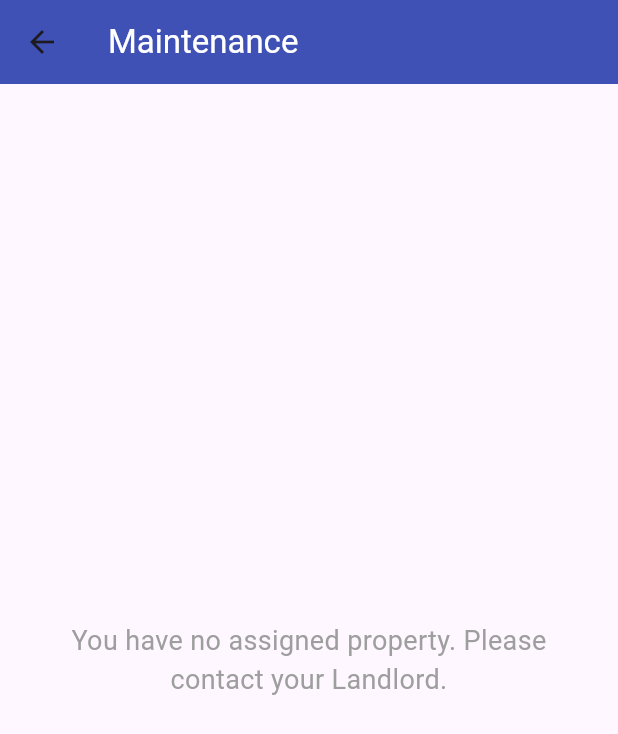
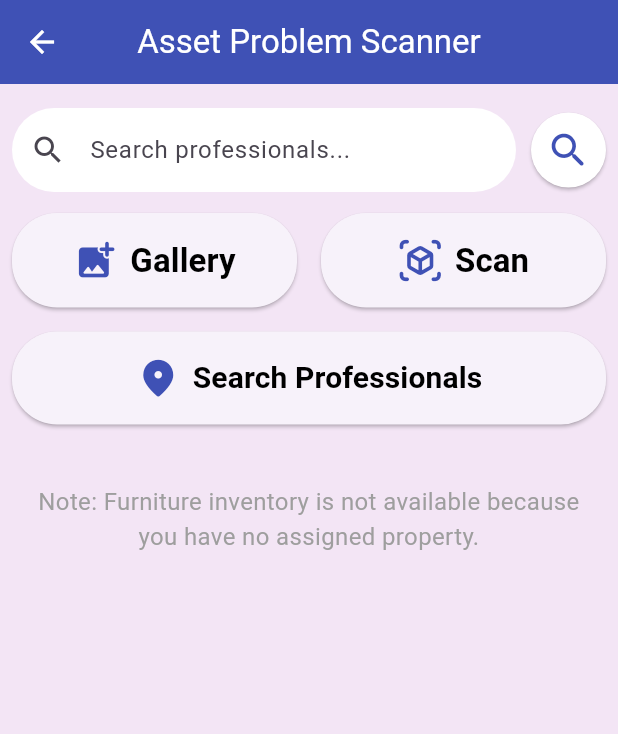
Before and after one commit to yixiangcode/MyTenant, a Flutter app: the MaintenancePage screen opened directly, on a phone screen of 412 x 824 dp. Shown: the top 734 px of the screen. Run offline on Flutter 3.47's test engine with Material 3 defaults, Android fonts, the light colour scheme and no system bars; our stand-ins replace cloud_firestore, firebase_auth, firebase_core, firebase_storage, geolocator, image_picker; missing offline and left inert: firebase_ml_model_downloader, google_mlkit_image_labeling, google_mlkit_text_recognition; accounts and stored records are empty; network calls fail.

Commit message:
chats bugs fix & ui opt

```diff
--- a/lib/pages/asset_page.dart
+++ b/lib/pages/asset_page.dart
@@ -165,11 +165,13 @@ class _AssetPageState extends State<AssetPage> {
       final assetDoc = await FirebaseFirestore.instance.collection('assets').doc(assetId).get();
       final oldTenantId = assetDoc.get('tenantId');
 
+      /*
       if (oldTenantId != null && oldTenantId != newTenantId) {
         await FirebaseFirestore.instance.collection('users').doc(oldTenantId).update({
           'landlordId': FieldValue.delete(),
         });
       }
+      */
 
       if (newTenantId != null) {
         await FirebaseFirestore.instance.collection('users').doc(newTenantId).update({
@@ -526,7 +528,7 @@ class _AssetPageState extends State<AssetPage> {
                           ? ClipRRect(borderRadius: BorderRadius.circular(12.0), child: Image.network(imageUrl, width: 60, height: 60, fit: BoxFit.cover, errorBuilder: (context, error, stackTrace) => const Icon(Icons.broken_image, size: 40),))
                           : Image.asset('images/logo.png', height: 40),
 
-                      title: Text(asset['name']),
+                      title: Text(asset['name'], style: TextStyle(fontWeight: FontWeight.bold),),
                       subtitle: Text("${asset['address']}\nRent: RM ${asset['rent']}\n$tenantInfo"),
                       isThreeLine: true,
 
--- a/lib/pages/chat_list_page.dart
+++ b/lib/pages/chat_list_page.dart
@@ -30,6 +30,7 @@ class ChatListPage extends StatelessWidget {
     return Scaffold(
       appBar: AppBar(
         title: const Text('Chat Rooms', style: TextStyle(color: Colors.white)),
+        centerTitle: true,
         backgroundColor: Colors.indigo,
         foregroundColor: Colors.white,
       ),
@@ -83,7 +84,7 @@ class ChatListPage extends StatelessWidget {
                     elevation: 5,
 
                     shape: RoundedRectangleBorder(
-                      borderRadius: BorderRadius.circular(36.0),
+                      borderRadius: BorderRadius.circular(32.0),
                     ),
 
                     child: ListTile(
--- a/lib/pages/maintenance_page.dart
+++ b/lib/pages/maintenance_page.dart
@@ -7,7 +7,6 @@ import 'package:firebase_auth/firebase_auth.dart';
 import 'dart:convert';
 import 'package:http/http.dart' as http;
 import 'package:geolocator/geolocator.dart';
-import 'package:tenant/pages/notification_page.dart';
 import 'package:tenant/pages/professional_page.dart';
 import 'package:firebase_ml_model_downloader/firebase_ml_model_downloader.dart';
 
@@ -73,18 +72,12 @@ class _MaintenancePageState extends State<MaintenancePage> {
   String getRepairKeyword(String label) {
     label = label.toLowerCase();
 
-    /*
-    if (label.contains("air") || label.contains("aircond") || label.contains("ac")) {
-      return "aircond repair";
-    }
     if (label.contains("pipe") || label.contains("sink") || label.contains("toilet")) {
       return "plumber";
     }
-    if (label.contains("lamp") || label.contains("switch") || label.contains("socket")) {
-      return "electrician";
+    if (label.contains("socket")) {
+      return "switches";
     }
-
-     */
 
     return label;
   }
@@ -140,12 +133,14 @@ class _MaintenancePageState extends State<MaintenancePage> {
 
     if (image == null) return;
 
+    /*
     if (_tenantAsset == null) {
       ScaffoldMessenger.of(context).showSnackBar(
         const SnackBar(content: Text('Cannot scan: No property assigned.')),
       );
       return;
     }
+    */
 
     setState(() {
       pickedImage = File(image!.path);
@@ -178,18 +173,19 @@ class _MaintenancePageState extends State<MaintenancePage> {
     result = labels.isNotEmpty ? labels.first.label : "Unknown";
 
     setState(() {
-      if (result == 'space heater' || result == 'letter opener' || result == 'modem' || result == 'medicine chest' || result == 'bath towel' || result == 'microwave'){
-        result = "Aircond";
+      print(result);
+      if (result == 'space heater' || result == 'letter opener' || result == 'modem' || result == 'medicine chest' || result == 'bath towel' || result == 'microwave' || result == 'envelope' || result == 'photocopier' || result == 'carton' || result == 'printer' || result == 'nail'){
+        result = "aircond";
       } else if (result == 'frying pan' || result == 'electric fan'){
-        result = "Fan";
+        result = "fan";
       } else if (result == 'toilet seat'){
-        result = "Toilet";
+        result = "toilet";
       } else if (result == 'washbasin'){
-        result = "Sink";
-      } else if (result == 'solar dish' || result == 'abacus' || result == 'shower curtain' || result == 'spotlight' || result == 'lampshade' || result == 'rule'){
-        result = "Lamp";
-      } else if (result == 'Envelope' || result == 'joystick' || result == 'switch'){
-        result = "Socket";
+        result = "sink";
+      } else if (result == 'solar dish' || result == 'abacus' || result == 'shower curtain' || result == 'spotlight' || result == 'lampshade' || result == 'rule' || result == 'bannister' || result == 'prison' || result == 'window shade'){
+        result = "lamp";
+      } else if (result == 'joystick' || result == 'switch'){
+        result = "socket";
       } else{
         result = result;
       }
@@ -211,41 +207,21 @@ class _MaintenancePageState extends State<MaintenancePage> {
         if (snapshot.connectionState == ConnectionState.waiting) {
           return Scaffold(
             appBar: AppBar(
-              title: Text('Asset Problem Scanner', style: const TextStyle(color: Colors.white),),
+              title: const Text('Asset Problem Scanner', style: TextStyle(color: Colors.white),),
               centerTitle: true,
               backgroundColor: Colors.indigo,
               foregroundColor: Colors.white,
             ),
             backgroundColor: Colors.purple[50],
-            body: Center(child: CircularProgressIndicator()),
+            body: const Center(child: CircularProgressIndicator()),
           );
         }
 
         final assetId = _tenantAsset?['assetId'];
-        final assetName = _tenantAsset?['assetName'] ?? 'Maintenance';
-
-        if (assetId == null) {
-          return Scaffold(
-            appBar: AppBar(
-              title: const Text('Maintenance', style: TextStyle(color: Colors.white)),
-              backgroundColor: Colors.indigo,
-            ),
-            body: const Center(
-              child: Padding(
-                padding: EdgeInsets.all(30.0),
-                child: Text(
-                  'You have no assigned property. Please contact your Landlord.',
-                  textAlign: TextAlign.center,
-                  style: TextStyle(fontSize: 18, color: Colors.grey),
-                ),
-              ),
-            ),
-          );
-        }
 
         return Scaffold(
           appBar: AppBar(
-            title: Text('Asset Problem Scanner', style: const TextStyle(color: Colors.white),),
+            title: const Text('Asset Problem Scanner', style: TextStyle(color: Colors.white),),
             centerTitle: true,
             backgroundColor: Colors.indigo,
             foregroundColor: Colors.white,
@@ -258,7 +234,7 @@ class _MaintenancePageState extends State<MaintenancePage> {
             child: Column(
               crossAxisAlignment: CrossAxisAlignment.stretch,
               children: [
-                SizedBox(height: 8.0,),
+                const SizedBox(height: 8.0,),
                 Row(
                   children: [
                     Expanded(
@@ -278,13 +254,13 @@ class _MaintenancePageState extends State<MaintenancePage> {
                       ),
                     ),
 
-                    SizedBox(width: 10.0,),
+                    const SizedBox(width: 10.0,),
                     ElevatedButton(
                         onPressed: _isSearching ? null : () async{
                           try {
                             if(searchCtrl.text.trim().isEmpty){
                               ScaffoldMessenger.of(context).showSnackBar(
-                                const SnackBar(content: Text("Please enter the keyword first.")),
+                                const SnackBar(content: Text("Please search the keyword first.")),
                               );
                             }else{
                               setState(() {
@@ -321,14 +297,14 @@ class _MaintenancePageState extends State<MaintenancePage> {
                             ? const SizedBox(
                           width: 20,
                           height: 20,
-                          child: CircularProgressIndicator(strokeWidth: 2, color: Colors.white),
+                          child: CircularProgressIndicator(strokeWidth: 2, color: Colors.indigo),
                         )
-                            : const Icon(Icons.search, size: 30)
+                            : const Icon(Icons.search_rounded, size: 30, color: Colors.indigo,)
                     )
                   ],
                 ),
 
-                SizedBox(height: 14.0,),
+                const SizedBox(height: 14.0,),
 
                 Row(
                   children: [
@@ -338,7 +314,7 @@ class _MaintenancePageState extends State<MaintenancePage> {
                           source = "Gallery";
                           detectObject();
                         },
-                        icon: const Icon(Icons.image, color: Colors.indigo,size: 30.0,),
+                        icon: const Icon(Icons.add_photo_alternate_rounded, color: Colors.indigo,size: 30.0,),
                         label: const Text('Gallery',style: TextStyle(fontWeight: FontWeight.bold, fontSize: 22)),
                         style: ElevatedButton.styleFrom(
                           padding: const EdgeInsets.symmetric(vertical: 16),
@@ -350,7 +326,7 @@ class _MaintenancePageState extends State<MaintenancePage> {
                       ),
                     ),
 
-                    SizedBox(width: 16.0,),
+                    const SizedBox(width: 16.0,),
 
                     Expanded(
                       child: ElevatedButton.icon(
@@ -358,7 +334,7 @@ class _MaintenancePageState extends State<MaintenancePage> {
                           source = "Camera";
                           detectObject();
                         },
-                        icon: const Icon(Icons.view_in_ar, color: Colors.indigo,size: 30.0,),
+                        icon: const Icon(Icons.view_in_ar_rounded, color: Colors.indigo,size: 30.0,),
                         label: const Text('Scan',style: TextStyle(fontWeight: FontWeight.bold, fontSize: 22)),
                         style: ElevatedButton.styleFrom(
                           padding: const EdgeInsets.symmetric(vertical: 16),
@@ -372,7 +348,7 @@ class _MaintenancePageState extends State<MaintenancePage> {
                   ],
                 ),
 
-                SizedBox(height: 16.0,),
+                const SizedBox(height: 16.0,),
 
                 ElevatedButton.icon(
                   onPressed: _isLoading ? null : () async {
@@ -410,7 +386,7 @@ class _MaintenancePageState extends State<MaintenancePage> {
                   },
                   icon: _isLoading
                       ? const SizedBox(width: 25, height: 25, child: CircularProgressIndicator(strokeWidth: 3, color: Colors.white))
-                      : const Icon(Icons.location_on, color: Colors.indigo,size: 30.0,),
+                      : const Icon(Icons.location_on_rounded, color: Colors.indigo,size: 30.0,),
                   label: const Text('Search Professionals',style: TextStyle(fontWeight: FontWeight.bold, fontSize: 20)),
                   style: ElevatedButton.styleFrom(
                     padding: const EdgeInsets.symmetric(vertical: 16),
@@ -421,7 +397,7 @@ class _MaintenancePageState extends State<MaintenancePage> {
                   ),
                 ),
 
-                SizedBox(height: 20.0,),
+                const SizedBox(height: 20.0,),
 
                 if (pickedImage != null || result.isNotEmpty)
                   Padding(
@@ -446,6 +422,8 @@ class _MaintenancePageState extends State<MaintenancePage> {
                     ),
                   ),
 
+                // asserId != null then show furniture list
+                if (assetId != null) ...[
                   const Padding(
                     padding: EdgeInsets.symmetric(horizontal: 16.0, vertical: 8.0),
                     child: Text(
@@ -457,6 +435,17 @@ class _MaintenancePageState extends State<MaintenancePage> {
                     height: 300,
                     child: FurnitureMaintenanceList(assetId: assetId),
                   ),
+                ] else ...[
+                  const Padding(
+                    padding: EdgeInsets.symmetric(horizontal: 16.0, vertical: 20.0),
+                    child: Text(
+                      'Note: Furniture inventory is not available because you have no assigned property.',
+                      textAlign: TextAlign.center,
+                      style: TextStyle(fontSize: 16, color: Colors.grey),
+                    ),
+                  ),
+                ]
+                // --- 结束条件判断 ---
               ],
             ),
           ),
--- a/lib/pages/notification_page.dart
+++ b/lib/pages/notification_page.dart
@@ -99,8 +99,11 @@ class NotificationPage extends StatelessWidget {
                 elevation: 3.0,
 
                 child: ListTile(
+                  shape: RoundedRectangleBorder(
+                    borderRadius: BorderRadius.circular(36.0),
+                  ),
                   leading: const Icon(Icons.mail, color: Colors.indigo),
-                  title: const Text('Invitation'),
+                  title: const Text('New Invitation'),
                   subtitle: Text('From: $landlordEmail'),
                   trailing: Row(
                     mainAxisSize: MainAxisSize.min,
@@ -120,6 +123,7 @@ class NotificationPage extends StatelessWidget {
                       ),
                     ],
                   ),
+                  onTap: (){},
                 ),
               );
             },
```
Also changed, not shown: lib/pages/chat_page.dart (+12 -1 lines), lib/pages/document_page.dart (+14 -13 lines), lib/pages/furniture_page.dart (+13 -7 lines), lib/pages/landlord_page.dart (+11 -10 lines), lib/pages/profile_page.dart (+6 -6 lines), lib/pages/tenant_page.dart (+10 -10 lines). Lines whose indentation alone changed are shown as unchanged.
